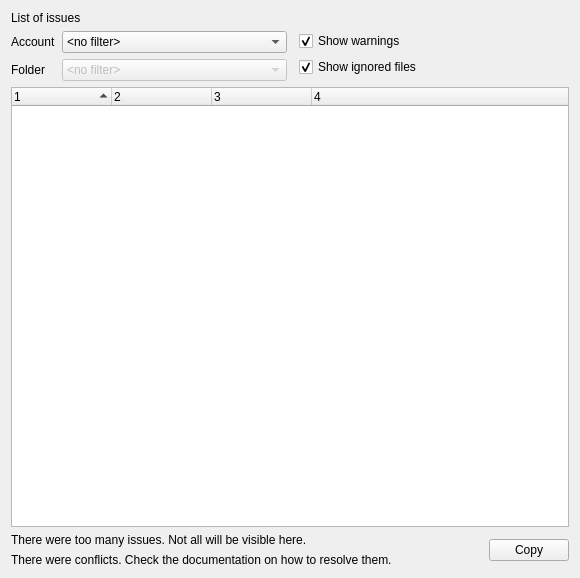
The window that src/gui/issueswidget.ui (reberthkss/ResultCloud) describes before a commit, drawn with Qt 5.
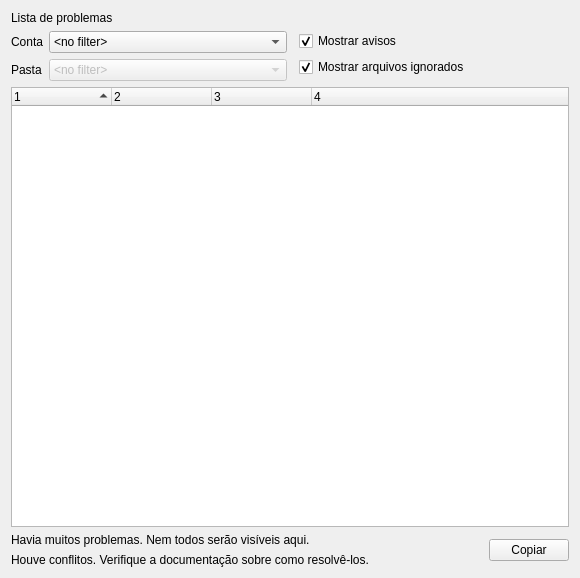
The same window after the commit.

Diff of the .ui file:
```diff
--- a/src/gui/issueswidget.ui
+++ b/src/gui/issueswidget.ui
@@ -17,7 +17,7 @@
    <item>
     <widget class="QLabel" name="_headerLabel">
      <property name="text">
-      <string>List of issues</string>
+      <string>Lista de problemas</string>
      </property>
      <property name="textFormat">
       <enum>Qt::PlainText</enum>
@@ -31,7 +31,7 @@
        <item row="0" column="0">
         <widget class="QLabel" name="accountLabel">
          <property name="text">
-          <string>Account</string>
+          <string>Conta</string>
          </property>
         </widget>
        </item>
@@ -47,7 +47,7 @@
        <item row="1" column="0">
         <widget class="QLabel" name="folderLabel">
          <property name="text">
-          <string>Folder</string>
+          <string>Pasta</string>
          </property>
         </widget>
        </item>
@@ -70,7 +70,7 @@
        <item row="0" column="1">
         <widget class="QCheckBox" name="showWarnings">
          <property name="text">
-          <string>Show warnings</string>
+          <string>Mostrar avisos</string>
          </property>
          <property name="checked">
           <bool>true</bool>
@@ -80,7 +80,7 @@
        <item row="1" column="1">
         <widget class="QCheckBox" name="showIgnores">
          <property name="text">
-          <string>Show ignored files</string>
+          <string>Mostrar arquivos ignorados</string>
          </property>
          <property name="checked">
           <bool>true</bool>
@@ -134,7 +134,7 @@
        <item>
         <widget class="QLabel" name="_tooManyIssuesWarning">
          <property name="text">
-          <string>There were too many issues. Not all will be visible here.</string>
+          <string>Havia muitos problemas. Nem todos serão visíveis aqui.</string>
          </property>
          <property name="wordWrap">
           <bool>true</bool>
@@ -144,7 +144,7 @@
        <item>
         <widget class="QLabel" name="_conflictHelp">
          <property name="text">
-          <string>There were conflicts. Check the documentation on how to resolve them.</string>
+          <string>Houve conflitos. Verifique a documentação sobre como resolvê-los.</string>
          </property>
          <property name="wordWrap">
           <bool>true</bool>
@@ -180,7 +180,7 @@
           <string>Copy the issues list to the clipboard.</string>
          </property>
          <property name="text">
-          <string>Copy</string>
+          <string>Copiar</string>
          </property>
         </widget>
        </item>
```
Left out of the diff: 2 changed lines with no effect on the pictures.
